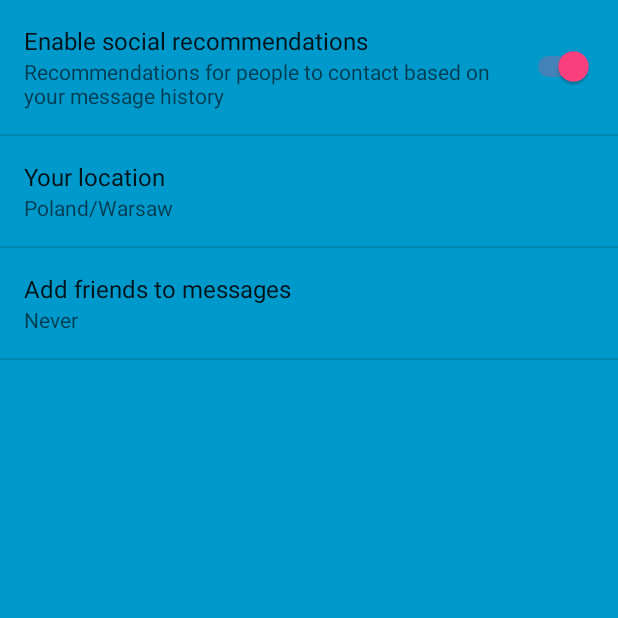
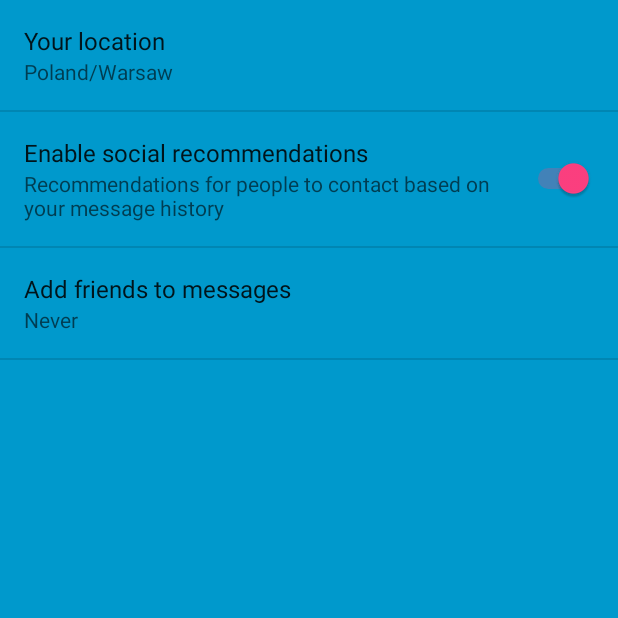
Before and after one commit to maciejlesniak/SimpleWeatherApp, an Android app: the SettingsActivity screen opened directly, with no data from a screen before it, after a tap on "General", on a phone screen of 412 x 824 dp, the top half of it. Run offline under Robolectric (Android 15) with nearby library versions, the phone set to English and light mode, and no system bars; network calls fail.

Commit message:
removed data and notification preferences

```diff
--- a/app/src/main/res/xml/pref_data_sync.xml
+++ /dev/null
@@ -1,21 +0,0 @@
-<PreferenceScreen xmlns:android="http://schemas.android.com/apk/res/android">
-
-    <!-- NOTE: Hide buttons to simplify the UI. Users can touch outside the dialog to
-         dismiss it. -->
-    <!-- NOTE: ListPreference's summary should be set to its value by the activity code. -->
-    <ListPreference
-        android:defaultValue="180"
-        android:entries="@array/pref_sync_frequency_titles"
-        android:entryValues="@array/pref_sync_frequency_values"
-        android:key="sync_frequency"
-        android:negativeButtonText="@null"
-        android:positiveButtonText="@null"
-        android:title="@string/pref_title_sync_frequency" />
-
-    <!-- This preference simply launches an intent when selected. Use this UI sparingly, per
-         design guidelines. -->
-    <Preference android:title="@string/pref_title_system_sync_settings">
-        <intent android:action="android.settings.SYNC_SETTINGS" />
-    </Preference>
-
-</PreferenceScreen>
--- a/app/src/main/res/xml/pref_general.xml
+++ b/app/src/main/res/xml/pref_general.xml
@@ -1,5 +1,14 @@
 <PreferenceScreen xmlns:android="http://schemas.android.com/apk/res/android">
 
+    <EditTextPreference
+        android:capitalize="words"
+        android:defaultValue="@string/pref_default_location"
+        android:inputType="textCapWords"
+        android:key="example_text"
+        android:maxLines="1"
+        android:selectAllOnFocus="true"
+        android:singleLine="true"
+        android:title="@string/pref_title_location" />
     <SwitchPreference
         android:key="example_switch"
         android:title="@string/pref_title_social_recommendations"
@@ -8,15 +17,6 @@
 
     <!-- NOTE: EditTextPreference accepts EditText attributes. -->
     <!-- NOTE: EditTextPreference's summary should be set to its value by the activity code. -->
-    <EditTextPreference
-        android:key="example_text"
-        android:title="@string/pref_title_location"
-        android:defaultValue="@string/pref_default_location"
-        android:selectAllOnFocus="true"
-        android:inputType="textCapWords"
-        android:capitalize="words"
-        android:singleLine="true"
-        android:maxLines="1" />
 
     <!-- NOTE: Hide buttons to simplify the UI. Users can touch outside the dialog to
          dismiss it. -->
--- a/app/src/main/res/xml/pref_notification.xml
+++ /dev/null
@@ -1,27 +0,0 @@
-<PreferenceScreen xmlns:android="http://schemas.android.com/apk/res/android">
-
-    <!-- A 'parent' preference, which enables/disables child preferences (below)
-         when checked/unchecked. -->
-    <SwitchPreference
-        android:defaultValue="true"
-        android:key="notifications_new_message"
-        android:title="@string/pref_title_new_message_notifications" />
-
-    <!-- Allows the user to choose a ringtone in the 'notification' category. -->
-    <!-- NOTE: This preference will be enabled only when the checkbox above is checked. -->
-    <!-- NOTE: RingtonePreference's summary should be set to its value by the activity code. -->
-    <RingtonePreference
-        android:defaultValue="content://settings/system/notification_sound"
-        android:dependency="notifications_new_message"
-        android:key="notifications_new_message_ringtone"
-        android:ringtoneType="notification"
-        android:title="@string/pref_title_ringtone" />
-
-    <!-- NOTE: This preference will be enabled only when the checkbox above is checked. -->
-    <SwitchPreference
-        android:defaultValue="true"
-        android:dependency="notifications_new_message"
-        android:key="notifications_new_message_vibrate"
-        android:title="@string/pref_title_vibrate" />
-
-</PreferenceScreen>
```
Also changed, not shown: app/src/main/java/pl/sparkidea/simpleweatherapp/activities/childs/SettingsActivity.java (+1 -61 lines).
